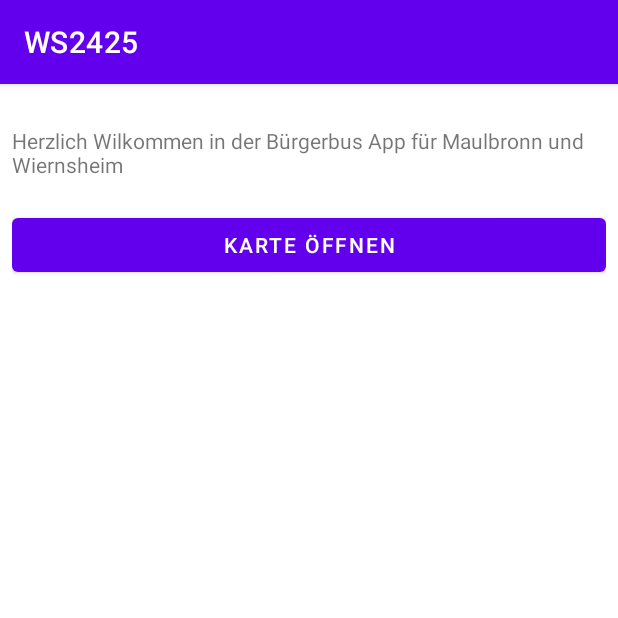
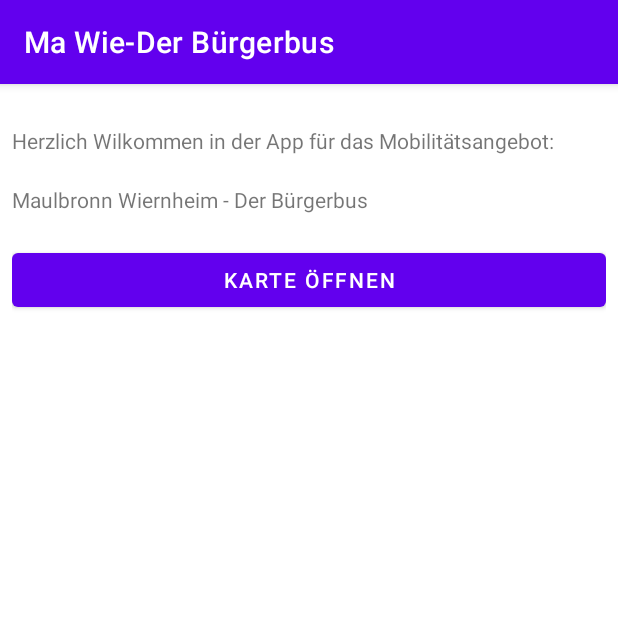
Before and after one commit to simax32/WS2425_neu, an Android app: the screen it shows after launch (MainActivity), on a phone screen of 412 x 824 dp, the top half of it. Run offline under Robolectric (Android 15) with nearby library versions, the phone set to English and light mode, and no system bars; libraries missing offline, so code that uses them is left out: com.hivemq.client.

Commit message:
App Name geändert und Startscreentext angepasst

```diff
--- a/app/src/main/res/layout/fragment_main.xml
+++ b/app/src/main/res/layout/fragment_main.xml
@@ -11,7 +11,14 @@
         android:layout_width="match_parent"
         android:layout_height="wrap_content"
         android:layout_marginTop="20dp"
-        android:text="Herzlich Wilkommen in der Bürgerbus App für Maulbronn und Wiernsheim " />
+        android:text="Herzlich Wilkommen in der App für das Mobilitätsangebot:" />
+
+    <TextView
+        android:id="@+id/txt_message"
+        android:layout_width="match_parent"
+        android:layout_height="wrap_content"
+        android:layout_marginTop="20dp"
+        android:text="Maulbronn Wiernheim - Der Bürgerbus" />
 
     <Button
         android:id="@+id/btn_do_something"
--- a/app/src/main/res/values/strings.xml
+++ b/app/src/main/res/values/strings.xml
@@ -1,3 +1,3 @@
 <resources>
-    <string name="app_name">WS2425</string>
+    <string name="app_name">Ma Wie-Der Bürgerbus</string>
 </resources>
```
